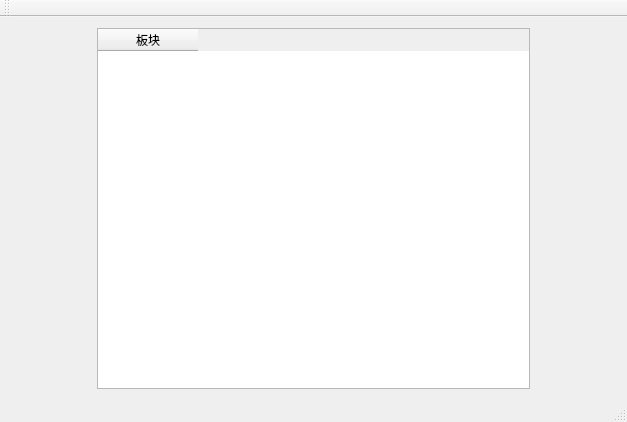
Before: the Qt Designer form Forum/mainwindow.ui in snailccc/Forum, drawn with Qt 5.
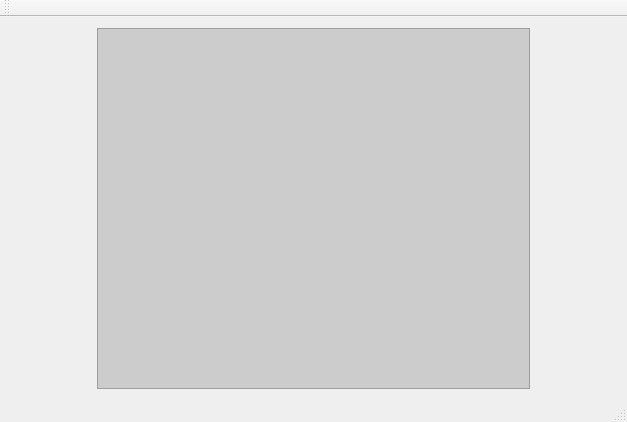
After: the same form once the commit is applied.

```diff
--- a/Forum/mainwindow.ui
+++ b/Forum/mainwindow.ui
@@ -32,12 +32,30 @@
       </item>
       <item>
        <widget class="QTableWidget" name="plateGroup">
+        <property name="styleSheet">
+         <string notr="true">background-color: rgb(204, 204, 204);</string>
+        </property>
         <property name="lineWidth">
          <number>0</number>
         </property>
         <property name="gridStyle">
          <enum>Qt::NoPen</enum>
         </property>
+        <attribute name="horizontalHeaderVisible">
+         <bool>false</bool>
+        </attribute>
+        <attribute name="horizontalHeaderStretchLastSection">
+         <bool>true</bool>
+        </attribute>
+        <attribute name="verticalHeaderVisible">
+         <bool>false</bool>
+        </attribute>
+        <attribute name="verticalHeaderMinimumSectionSize">
+         <number>50</number>
+        </attribute>
+        <attribute name="verticalHeaderStretchLastSection">
+         <bool>false</bool>
+        </attribute>
         <column>
          <property name="text">
           <string>板块</string>
```
